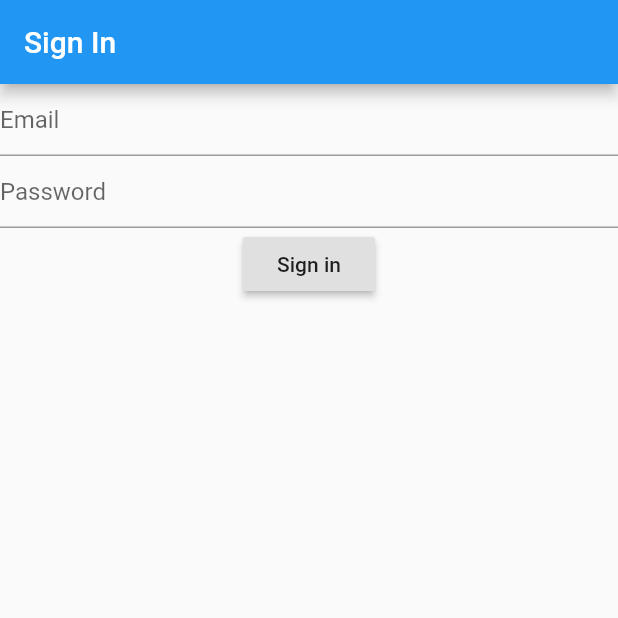
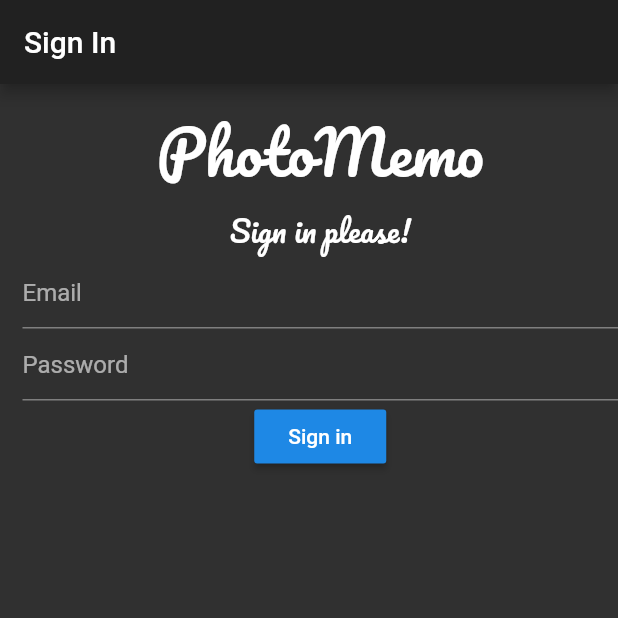
Before and after one commit to rohithaider/cmsc4303-lesson3, a Flutter app: the screen it shows after launch, on a phone screen of 412 x 824 dp, the top half of it. Run offline on Flutter 3.47's test engine with Material 2 defaults, Android fonts, the phone set to English and light mode, and no system bars; our stand-ins replace cloud_firestore, firebase_auth, firebase_core, firebase_storage, image_picker; missing offline and left inert: firebase_ml_vision; accounts and stored records are empty.

Commit message:
decorations 2

```diff
--- a/lib/main.dart
+++ b/lib/main.dart
@@ -17,6 +17,7 @@ class lesson3 extends StatelessWidget {
   Widget build(BuildContext context) {
     return MaterialApp(
       debugShowCheckedModeBanner: Constant.DEV,
+      theme: ThemeData(brightness: Brightness.dark),
       initialRoute: SignInScreen.routeName,
       routes: {
         SignInScreen.routeName: (context) => SignInScreen(),
--- a/lib/screen/signin_screen.dart
+++ b/lib/screen/signin_screen.dart
@@ -31,11 +31,29 @@ class _SignInState extends State<SignInScreen> {
       appBar: AppBar(
         title: Text('Sign In'),
       ),
-      body: Form(
+      body: Padding(
+        padding: const EdgeInsets.only(top: 10, left: 15),
+        child: Form(
           key: formKey,
           child: SingleChildScrollView(
             child: Column(
               children: [
+                Center(
+                  child: Text(
+                    'PhotoMemo',
+                    style: TextStyle(
+                      fontFamily: 'Pacifico',
+                      fontSize: 40.0,
+                    ),
+                  ),
+                ),
+                Text(
+                  'Sign in please!',
+                  style: TextStyle(
+                    fontFamily: 'Pacifico',
+                    fontSize: 20,
+                  ),
+                ),
                 TextFormField(
                   decoration: InputDecoration(
                     hintText: 'Email',
@@ -62,6 +80,7 @@ class _SignInState extends State<SignInScreen> {
                   ),
                 )
               ],
+            ),
           ),
         ),
       ),
```
Also changed, not shown: pubspec.yaml (+4 -6 lines), fonts/Pacifico-Regular.ttf (added). Lines whose indentation alone changed are shown as unchanged.
